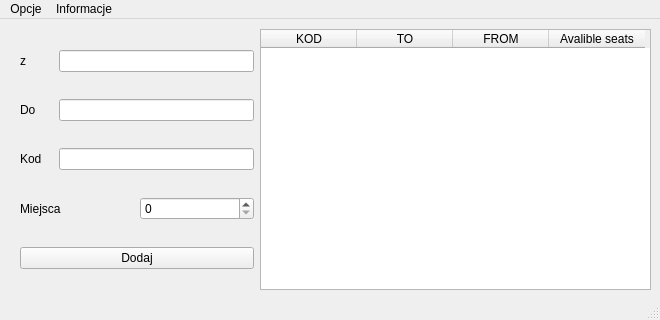
First picture: the form in mainwindow.ui, repository Tmroz21/RRS, before the edit.
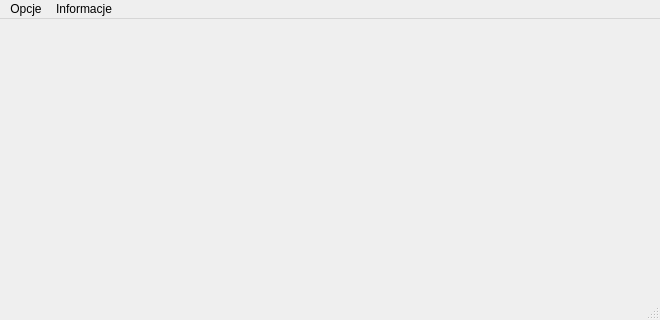
Second picture: the form after the edit.

What changed in the file:
```diff
--- a/mainwindow.ui
+++ b/mainwindow.ui
@@ -13,120 +13,7 @@
   <property name="windowTitle">
    <string>MainWindow</string>
   </property>
-  <widget class="QWidget" name="centralwidget">
-   <widget class="QWidget" name="horizontalLayoutWidget_5">
-    <property name="geometry">
-     <rect>
-      <x>20</x>
-      <y>10</y>
-      <width>631</width>
-      <height>261</height>
-     </rect>
-    </property>
-    <layout class="QHBoxLayout" name="horizontalLayout_5" stretch="3,5">
-     <property name="sizeConstraint">
-      <enum>QLayout::SetDefaultConstraint</enum>
-     </property>
-     <property name="rightMargin">
-      <number>0</number>
-     </property>
-     <item>
-      <layout class="QVBoxLayout" name="verticalLayout">
-       <item>
-        <layout class="QHBoxLayout" name="horizontalLayout_4" stretch="1,6">
-         <item>
-          <widget class="QLabel" name="label_4">
-           <property name="text">
-            <string>z</string>
-           </property>
-          </widget>
-         </item>
-         <item>
-          <widget class="QLineEdit" name="lineEdit_From"/>
-         </item>
-        </layout>
-       </item>
-       <item>
-        <layout class="QHBoxLayout" name="horizontalLayout_3" stretch="1,6">
-         <item>
-          <widget class="QLabel" name="label_3">
-           <property name="text">
-            <string>Do</string>
-           </property>
-          </widget>
-         </item>
-         <item>
-          <widget class="QLineEdit" name="lineEdit_To"/>
-         </item>
-        </layout>
-       </item>
-       <item>
-        <layout class="QHBoxLayout" name="horizontalLayout_2" stretch="1,6">
-         <item>
-          <widget class="QLabel" name="label_2">
-           <property name="text">
-            <string>Kod</string>
-           </property>
-          </widget>
-         </item>
-         <item>
-          <widget class="QLineEdit" name="lineEdit_Code"/>
-         </item>
-        </layout>
-       </item>
-       <item>
-        <layout class="QHBoxLayout" name="horizontalLayout">
-         <item>
-          <widget class="QLabel" name="label">
-           <property name="text">
-            <string>Miejsca</string>
-           </property>
-          </widget>
-         </item>
-         <item>
-          <widget class="QSpinBox" name="spinBox_Seats"/>
-         </item>
-        </layout>
-       </item>
-       <item>
-        <widget class="QPushButton" name="pushButton_Add">
-         <property name="text">
-          <string>Dodaj</string>
-         </property>
-        </widget>
-       </item>
-      </layout>
-     </item>
-     <item>
-      <widget class="QTableWidget" name="tableWidget_Trains">
-       <attribute name="horizontalHeaderDefaultSectionSize">
-        <number>96</number>
-       </attribute>
-       <column>
-        <property name="text">
-         <string>KOD</string>
-        </property>
-       </column>
-       <column>
-        <property name="text">
-         <string>TO</string>
-        </property>
-       </column>
-       <column>
-        <property name="text">
-         <string>FROM</string>
-        </property>
-       </column>
-       <column>
-        <property name="text">
-         <string>Avalible seats</string>
-        </property>
-       </column>
-      </widget>
-     </item>
-    </layout>
-   </widget>
-  </widget>
+  <widget class="QWidget" name="centralwidget"/>
   <widget class="QMenuBar" name="menubar">
    <property name="geometry">
     <rect>
```
Left out of the diff: 6 changed lines with no effect on the pictures.
